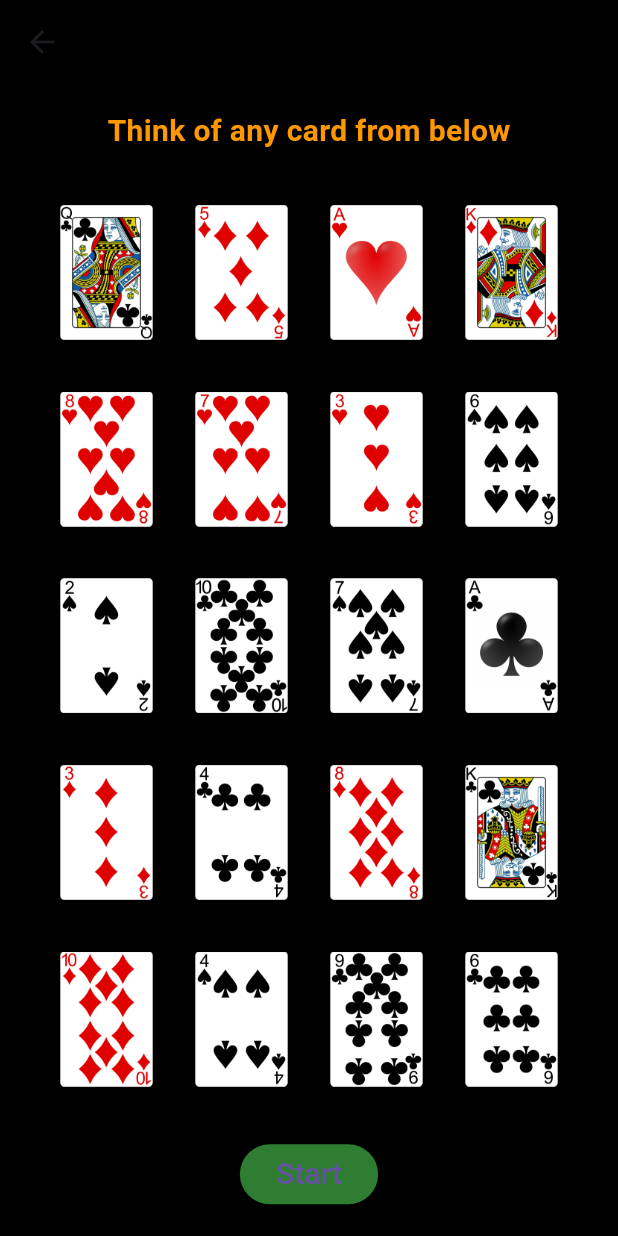
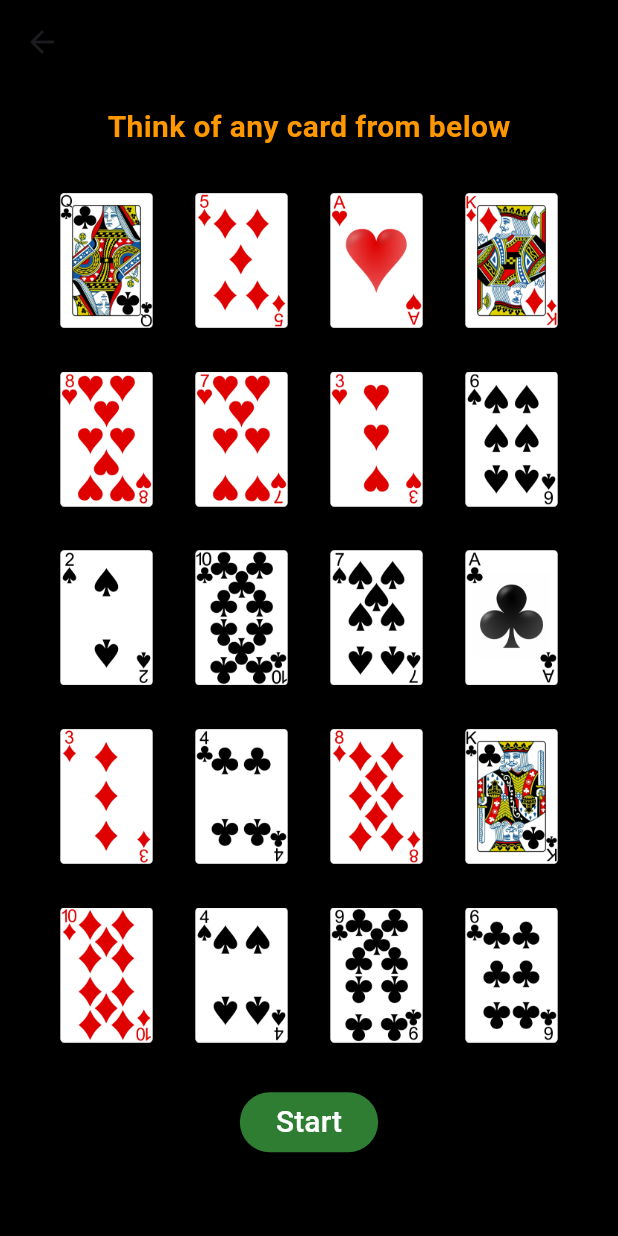
Before and after one commit to Aravind-B-Kumar/Card-Guesser-Flutter, a Flutter app: the CardFound screen opened directly with empty values, after a tap on "Play Again", on a phone screen of 412 x 824 dp. Run offline on Flutter 3.47's test engine with Material 3 defaults, Android fonts, the phone set to English and light mode, and no system bars.

Commit message:
new branch added

```diff
--- a/lib/screens/found_card.dart
+++ b/lib/screens/found_card.dart
@@ -21,7 +21,7 @@ class _CardFoundState extends State<CardFound> {
         child: Column(
           mainAxisAlignment: MainAxisAlignment.center,
           children: [
-            const Text("The Card in Your Mind Is 😏",style: TextStyle(fontSize: 25,fontWeight: FontWeight.bold,color: Colors.red),),
+            Text("The Card in Your Mind Is 😏",style: TextStyle(fontSize: MediaQuery.of(context).size.width*0.07,fontWeight: FontWeight.bold,color: Colors.red),),
             //Image.asset(mindCard,height: 400,width: 400,),
             Container(
               height: 400,
@@ -42,7 +42,8 @@ class _CardFoundState extends State<CardFound> {
                     child: const Text(
                       "Play Again",
                       style: TextStyle(
-                          fontSize: 20
+                          fontSize: 20,
+                          color: Colors.white
                       ),
                     ),
                     onPressed: () {
@@ -60,7 +61,8 @@ class _CardFoundState extends State<CardFound> {
                   child: const Text(
                     "Exit",
                     style: TextStyle(
-                        fontSize: 20
+                        fontSize: 20,
+                        color: Colors.white
                     ),
                   ),
                   onPressed: (){
--- a/lib/screens/game_screen.dart
+++ b/lib/screens/game_screen.dart
@@ -66,7 +66,8 @@ class _GameScreenState extends State<GameScreen> {
               child: const Text(
                 "Start",
                 style: TextStyle(
-                    fontSize: 20
+                    fontSize: 20,
+                    color: Colors.white
                 ),
               ),
               onPressed: (){
@@ -77,7 +78,8 @@ class _GameScreenState extends State<GameScreen> {
                       GameStart(cards: cards,)));
                 });
               },
-            )
+            ),
+            SizedBox(height: MediaQuery.of(context).size.width*0.02 ,)
           ],
         ),
       ),
--- a/lib/screens/game_start.dart
+++ b/lib/screens/game_start.dart
@@ -142,6 +142,7 @@ class _GameStartState extends State<GameStart> {
                 ),
               ],
             ),
+            SizedBox(height: MediaQuery.of(context).size.width*0.02 ,)
           ],
         ),
       ),
--- a/lib/screens/home_screen.dart
+++ b/lib/screens/home_screen.dart
@@ -38,7 +38,8 @@ class _HomeScreenState extends State<HomeScreen> {
                     child: const Text(
                       "Play",
                       style: TextStyle(
-                          fontSize: 20
+                          fontSize: 20,
+                          color: Colors.white
                       ),
                     ),
                     onPressed: () {
@@ -56,7 +57,8 @@ class _HomeScreenState extends State<HomeScreen> {
                   child: const Text(
                     "Exit",
                     style: TextStyle(
-                        fontSize: 20
+                        fontSize: 20,
+                        color: Colors.white
                     ),
                   ),
                   onPressed: (){
```
Also changed, not shown: 17 other files.
